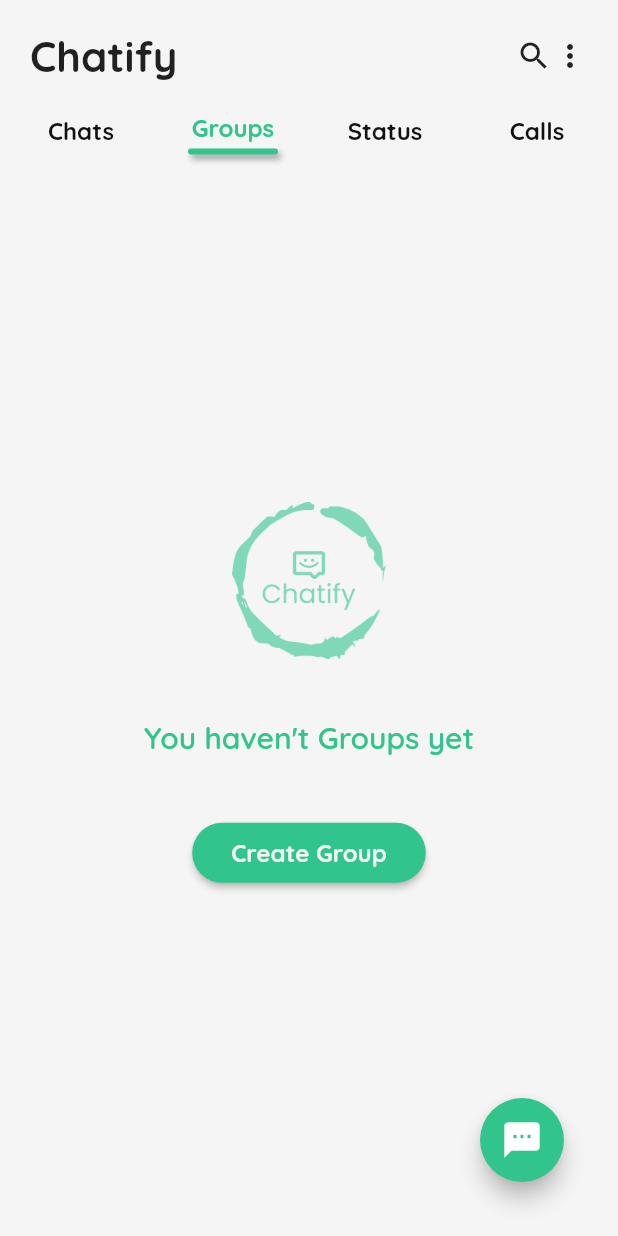
After one commit to nghiaved/chatify-app, a Flutter app: the HomeScreen screen opened directly, after a tap on "Groups", on a phone screen of 412 x 824 dp. The commit adds this screen. Run offline on Flutter 3.47's test engine with Material 2 defaults, Android fonts, the phone set to English and light mode, and no system bars; our stand-ins replace jwt_decoder, shared_preferences; accounts and stored records are empty; statements that could not run were skipped.

Commit message:
layout and empty screen

```diff
--- a/client/lib/helpers/asset_images.dart
+++ b/client/lib/helpers/asset_images.dart
@@ -1,3 +1,4 @@
 class AssetImages {
   static const String logo = 'assets/images/logo.png';
+  static const String avatar = 'assets/images/avatar.png';
 }
--- /dev/null
+++ b/client/lib/screens/call_screen.dart
@@ -0,0 +1,43 @@
+import 'package:client/constants/app_colors.dart';
+import 'package:client/helpers/asset_images.dart';
+import 'package:client/widgets/button_widget.dart';
+import 'package:flutter/material.dart';
+
+class CallScreen extends StatelessWidget {
+  const CallScreen({super.key});
+
+  @override
+  Widget build(BuildContext context) {
+    return Scaffold(
+      body: Center(
+        child: Column(
+          mainAxisAlignment: MainAxisAlignment.center,
+          children: [
+            Image.asset(
+              AssetImages.logo,
+              scale: 2,
+              opacity: const AlwaysStoppedAnimation(.6),
+            ),
+            const SizedBox(height: 40),
+            const Text(
+              "You haven't call yet",
+              style: TextStyle(
+                color: AppColors.primaryColor,
+                fontWeight: FontWeight.w600,
+                fontSize: 20,
+              ),
+            ),
+            const SizedBox(height: 40),
+            ButtonWidget(func: () {}, text: 'Start Call'),
+          ],
+        ),
+      ),
+      floatingActionButton: FloatingActionButton(
+        onPressed: () {},
+        backgroundColor: AppColors.primaryColor,
+        heroTag: 'call',
+        child: const Icon(Icons.call, size: 28),
+      ),
+    );
+  }
+}
--- /dev/null
+++ b/client/lib/screens/chat_screen.dart
@@ -0,0 +1,43 @@
+import 'package:client/constants/app_colors.dart';
+import 'package:client/helpers/asset_images.dart';
+import 'package:client/widgets/button_widget.dart';
+import 'package:flutter/material.dart';
+
+class ChatScreen extends StatelessWidget {
+  const ChatScreen({super.key});
+
+  @override
+  Widget build(BuildContext context) {
+    return Scaffold(
+      body: Center(
+        child: Column(
+          mainAxisAlignment: MainAxisAlignment.center,
+          children: [
+            Image.asset(
+              AssetImages.logo,
+              scale: 2,
+              opacity: const AlwaysStoppedAnimation(.6),
+            ),
+            const SizedBox(height: 40),
+            const Text(
+              "You haven't chat yet",
+              style: TextStyle(
+                color: AppColors.primaryColor,
+                fontWeight: FontWeight.w600,
+                fontSize: 20,
+              ),
+            ),
+            const SizedBox(height: 40),
+            ButtonWidget(func: () {}, text: 'Start Chatting'),
+          ],
+        ),
+      ),
+      floatingActionButton: FloatingActionButton(
+        onPressed: () {},
+        backgroundColor: AppColors.primaryColor,
+        heroTag: 'chat',
+        child: const Icon(Icons.sms, size: 28),
+      ),
+    );
+  }
+}
--- /dev/null
+++ b/client/lib/screens/group_screen.dart
@@ -0,0 +1,43 @@
+import 'package:client/constants/app_colors.dart';
+import 'package:client/helpers/asset_images.dart';
+import 'package:client/widgets/button_widget.dart';
+import 'package:flutter/material.dart';
+
+class GroupScreen extends StatelessWidget {
+  const GroupScreen({super.key});
+
+  @override
+  Widget build(BuildContext context) {
+    return Scaffold(
+      body: Center(
+        child: Column(
+          mainAxisAlignment: MainAxisAlignment.center,
+          children: [
+            Image.asset(
+              AssetImages.logo,
+              scale: 2,
+              opacity: const AlwaysStoppedAnimation(.6),
+            ),
+            const SizedBox(height: 40),
+            const Text(
+              "You haven't Groups yet",
+              style: TextStyle(
+                color: AppColors.primaryColor,
+                fontWeight: FontWeight.w600,
+                fontSize: 20,
+              ),
+            ),
+            const SizedBox(height: 40),
+            ButtonWidget(func: () {}, text: 'Create Group'),
+          ],
+        ),
+      ),
+      floatingActionButton: FloatingActionButton(
+        onPressed: () {},
+        backgroundColor: AppColors.primaryColor,
+        heroTag: 'group',
+        child: const Icon(Icons.sms, size: 28),
+      ),
+    );
+  }
+}
--- a/client/lib/screens/home_screen.dart
+++ b/client/lib/screens/home_screen.dart
@@ -1,8 +1,10 @@
-import 'package:client/helpers/helper_function.dart';
-import 'package:client/screens/signin_screen.dart';
+import 'package:client/constants/app_colors.dart';
+import 'package:client/screens/call_screen.dart';
+import 'package:client/screens/chat_screen.dart';
+import 'package:client/screens/group_screen.dart';
+import 'package:client/screens/status_screen.dart';
 import 'package:flutter/material.dart';
 import 'package:jwt_decoder/jwt_decoder.dart';
-import 'package:shared_preferences/shared_preferences.dart';
 
 class HomeScreen extends StatefulWidget {
   const HomeScreen({super.key, this.token});
@@ -15,6 +17,21 @@ class HomeScreen extends StatefulWidget {
 
 class _HomeScreenState extends State<HomeScreen> {
   late Map<String, dynamic> userInfo;
+  int _currentIndex = 0;
+  List<Map> headerData = [
+    {
+      'name': 'Chats',
+    },
+    {
+      'name': 'Groups',
+    },
+    {
+      'name': 'Status',
+    },
+    {
+      'name': 'Calls',
+    },
+  ];
 
   @override
   void initState() {
@@ -26,27 +43,104 @@ class _HomeScreenState extends State<HomeScreen> {
   Widget build(BuildContext context) {
     return Scaffold(
       body: SafeArea(
-        child: Center(
+        child: Padding(
+          padding: const EdgeInsets.all(20),
           child: Column(
             children: [
-              const Spacer(),
-              Text(userInfo['email']),
+              Padding(
+                padding: const EdgeInsets.only(bottom: 20),
+                child: Row(
+                  mainAxisAlignment: MainAxisAlignment.spaceBetween,
+                  crossAxisAlignment: CrossAxisAlignment.center,
+                  children: [
+                    const Text(
+                      'Chatify',
+                      style: TextStyle(
+                        fontWeight: FontWeight.bold,
+                        fontSize: 28,
+                      ),
+                    ),
+                    Row(
+                      children: const [
+                        Icon(Icons.search, size: 24),
+                        Icon(Icons.more_vert, size: 24),
+                      ],
+                    )
+                  ],
+                ),
+              ),
+              Container(
+                padding: const EdgeInsets.symmetric(horizontal: 4),
+                alignment: Alignment.center,
+                child: Row(
+                  mainAxisAlignment: MainAxisAlignment.spaceBetween,
+                  children: headerData
+                      .map(
+                        (e) => GestureDetector(
+                          onTap: () {
+                            setState(() {
+                              _currentIndex = headerData.indexOf(e);
+                            });
+                          },
+                          child: buildIndicator(
+                              headerData.indexOf(e) == _currentIndex, e),
+                        ),
+                      )
+                      .toList(),
+                ),
+              ),
               const SizedBox(height: 20),
-              ElevatedButton(
-                onPressed: () async {
-                  SharedPreferences prefs =
-                      await SharedPreferences.getInstance();
-                  prefs.remove('token');
-                  // ignore: use_build_context_synchronously
-                  nextScreen(context, const SigninScreen());
-                },
-                child: const Text('Log out'),
+              Expanded(
+                child: IndexedStack(
+                  index: _currentIndex,
+                  children: const [
+                    ChatScreen(),
+                    GroupScreen(),
+                    StatusScreen(),
+                    CallScreen(),
+                  ],
+                ),
               ),
-              const Spacer(),
             ],
           ),
         ),
       ),
     );
   }
+
+  Widget buildIndicator(bool isActive, Map e) {
+    return Column(
+      children: [
+        Container(
+          padding: const EdgeInsets.only(bottom: 4),
+          width: 60,
+          child: Text(
+            e['name'],
+            textAlign: TextAlign.center,
+            style: TextStyle(
+              color: isActive ? AppColors.primaryColor : AppColors.blackColor,
+              fontWeight: FontWeight.bold,
+              fontSize: 16,
+            ),
+          ),
+        ),
+        isActive
+            ? Container(
+                width: 60,
+                height: 4,
+                decoration: const BoxDecoration(
+                    color: AppColors.primaryColor,
+                    borderRadius: BorderRadius.all(Radius.circular(12)),
+                    boxShadow: [
+                      BoxShadow(
+                        color: Colors.black38,
+                        offset: Offset(2, 3),
+                        blurRadius: 3,
+                      ),
+                    ]),
+              )
+            : const SizedBox()
+      ],
+    );
+  }
 }
--- /dev/null
+++ b/client/lib/screens/status_screen.dart
@@ -0,0 +1,67 @@
+import 'package:client/constants/app_colors.dart';
+import 'package:client/helpers/asset_images.dart';
+import 'package:flutter/material.dart';
+
+class StatusScreen extends StatelessWidget {
+  const StatusScreen({super.key});
+
+  @override
+  Widget build(BuildContext context) {
+    return Scaffold(
+      body: Row(
+        children: [
+          Stack(
+            children: [
+              Image.asset(
+                AssetImages.avatar,
+                width: 60,
+                height: 60,
+              ),
+              Positioned(
+                bottom: 4,
+                right: 0,
+                child: Container(
+                  decoration: BoxDecoration(
+                    borderRadius: BorderRadius.circular(40),
+                    color: AppColors.whiteColor,
+                    border: Border.all(
+                      color: AppColors.primaryColor,
+                      width: 2,
+                    ),
+                  ),
+                  child: const Icon(
+                    Icons.add,
+                    size: 16,
+                    color: AppColors.primaryColor,
+                  ),
+                ),
+              ),
+            ],
+          ),
+          const SizedBox(width: 20),
+          Column(
+            mainAxisSize: MainAxisSize.min,
+            crossAxisAlignment: CrossAxisAlignment.start,
+            children: const [
+              Text(
+                'My Status',
+                style: TextStyle(
+                  fontWeight: FontWeight.bold,
+                  fontSize: 16,
+                ),
+              ),
+              SizedBox(height: 4),
+              Text(
+                'Tap to add Status update',
+                style: TextStyle(
+                  fontWeight: FontWeight.bold,
+                  fontSize: 14,
+                ),
+              ),
+            ],
+          )
+        ],
+      ),
+    );
+  }
+}
```
Also changed, not shown: client/assets/images/avatar.png (added).
